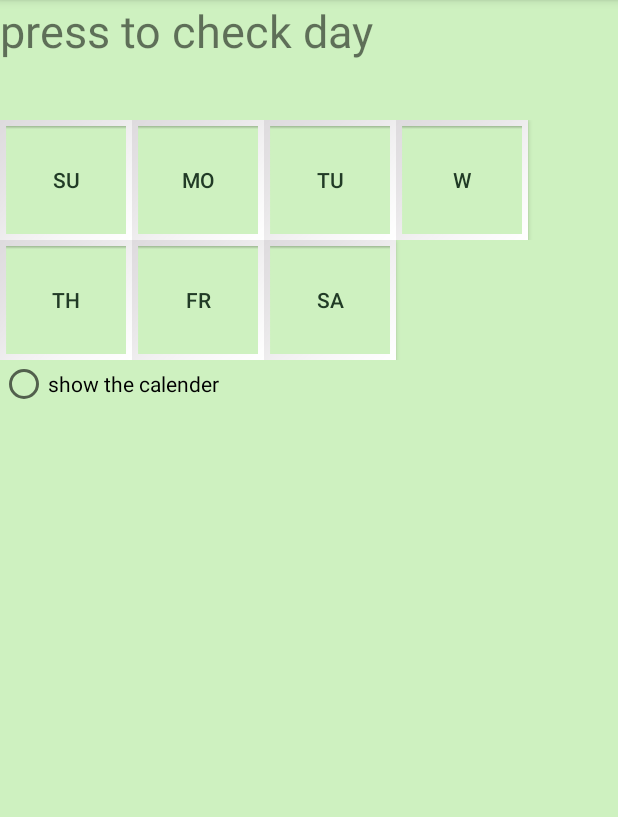
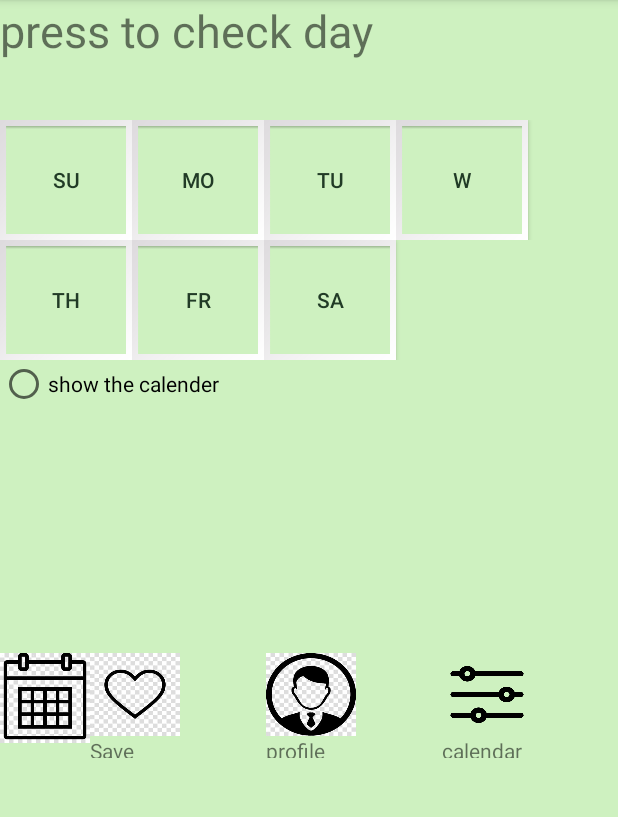
Before and after one commit to rivkaba/footBall, an Android app: the Calendar screen opened directly, with no data from a screen before it, on a phone screen of 412 x 824 dp, the part 84-901 px from its top. Run offline under Robolectric (Android 15) with nearby library versions, the phone set to English and light mode, and no system bars; 1 statement that could not run was skipped.

Commit message:
bar of calender

```diff
--- a/app/src/main/res/layout/activity_calendar.xml
+++ b/app/src/main/res/layout/activity_calendar.xml
@@ -118,6 +118,88 @@
             </LinearLayout>
         </ScrollView>
 
+        <LinearLayout
+            android:layout_width="match_parent"
+            android:layout_height="115dp"
+            android:orientation="horizontal"></LinearLayout>
+
+        <LinearLayout
+            android:layout_width="match_parent"
+            android:layout_height="70dp"
+            android:orientation="horizontal"
+            app:layout_constraintTop_toTopOf="parent">
+
+            <ImageView
+                android:id="@+id/imageView2"
+                android:layout_width="60dp"
+                android:layout_height="60dp"
+                android:background="@drawable/calender" />
+
+            <LinearLayout
+                android:layout_width="wrap_content"
+                android:layout_height="wrap_content"
+                android:layout_weight="1"
+                android:orientation="vertical">
+
+                <ImageButton
+                    android:id="@+id/saveBtn"
+                    android:layout_width="60dp"
+                    android:layout_height="55dp"
+                    android:background="@drawable/save" />
+
+                <TextView
+                    android:id="@+id/textView"
+                    android:layout_width="wrap_content"
+                    android:layout_height="wrap_content"
+                    android:layout_weight="1"
+                    android:text="Save" />
+
+            </LinearLayout>
+
+            <LinearLayout
+                android:layout_width="wrap_content"
+                android:layout_height="wrap_content"
+                android:layout_weight="1"
+                android:orientation="vertical">
+
+                <ImageButton
+                    android:id="@+id/profileBtn"
+                    android:layout_width="60dp"
+                    android:layout_height="60dp"
+                    android:layout_weight="1"
+                    android:background="@drawable/profilee" />
+
+                <TextView
+                    android:id="@+id/textView2"
+                    android:layout_width="wrap_content"
+                    android:layout_height="wrap_content"
+                    android:layout_weight="1"
+                    android:text="profile" />
+            </LinearLayout>
+
+            <LinearLayout
+                android:layout_width="wrap_content"
+                android:layout_height="wrap_content"
+                android:layout_weight="1"
+                android:orientation="vertical">
+
+                <ImageButton
+                    android:id="@+id/imageButtonFilter"
+                    android:layout_width="60dp"
+                    android:layout_height="60dp"
+                    android:layout_weight="1"
+                    android:background="@drawable/filter" />
+
+                <TextView
+                    android:id="@+id/textView3"
+                    android:layout_width="wrap_content"
+                    android:layout_height="wrap_content"
+                    android:layout_weight="1"
+                    android:text="calendar" />
+            </LinearLayout>
+
+
+        </LinearLayout>
 
     </LinearLayout>
 
```
